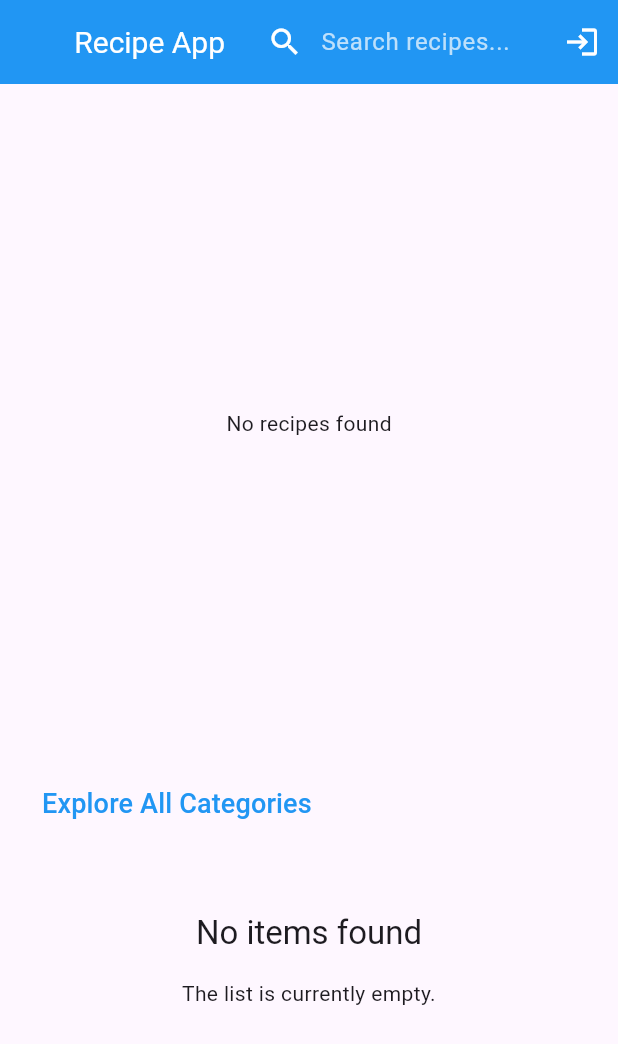
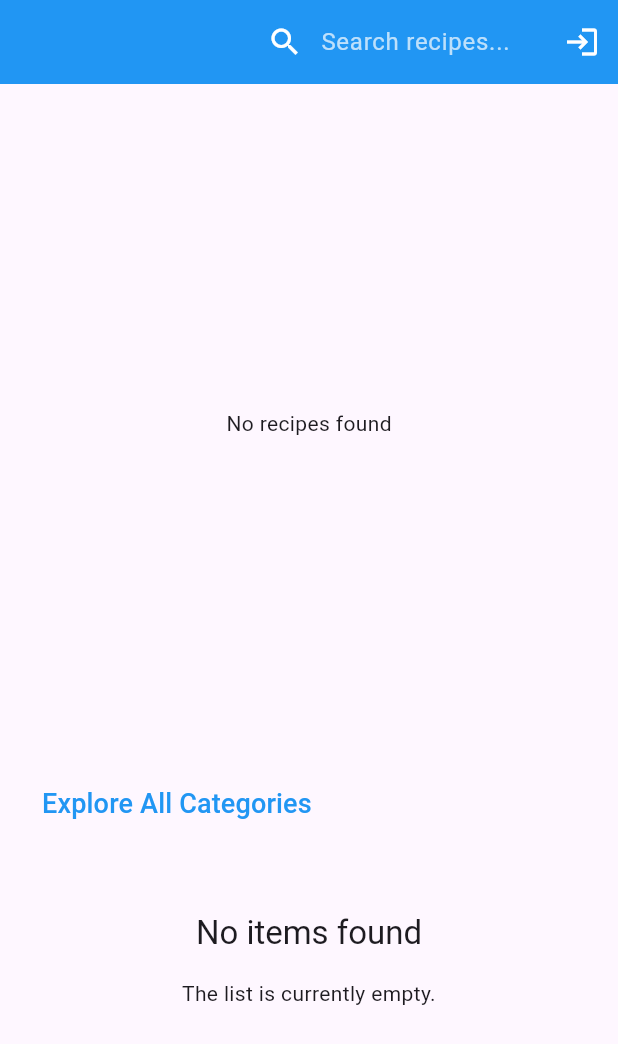
Before and after one commit to JuliePrazakova/Flutter-recipe-app, a Flutter app: the screen it shows after launch, on a phone screen of 412 x 824 dp. Shown: the top 1044 px of the screen. Run offline on Flutter 3.47's test engine with Material 3 defaults, Android fonts, the phone set to English and light mode, and no system bars; our stand-ins replace cloud_firestore, firebase_auth, firebase_core, flutter_riverpod, infinite_scroll_pagination; accounts and stored records are empty; statements that could not run were skipped.

Commit message:
all 3 breakpoints applied

```diff
--- a/lib/pages/app_bar.dart
+++ b/lib/pages/app_bar.dart
@@ -2,6 +2,7 @@ import 'package:firebase_auth/firebase_auth.dart';
 import 'package:flutter/material.dart';
 import 'package:flutter_riverpod/flutter_riverpod.dart';
 import 'list_page.dart';
+import 'breakpoints.dart';
 
 final searchTermProvider = StateProvider<String>((ref) => '');
 
@@ -10,11 +11,16 @@ class MyAppBar extends ConsumerWidget implements PreferredSizeWidget {
 
   @override
   Widget build(BuildContext context, WidgetRef ref) {
+    final size = MediaQuery.of(context).size;
     final TextEditingController searchController = TextEditingController();
     final FirebaseAuth auth = FirebaseAuth.instance;
 
-    return AppBar(
-      title: GestureDetector(
+    return SizedBox(
+      height: kToolbarHeight, // Limiting the height of AppBar
+      child: AppBar(
+        title: size.width < Breakpoints.sm
+            ? null // Do not show the text if width is less than breakpoints.sm
+            : GestureDetector(
                 onTap: () {
                   if (ModalRoute.of(context)!.settings.name != '/') {
                     Navigator.popUntil(context, ModalRoute.withName('/'));
@@ -39,7 +45,7 @@ class MyAppBar extends ConsumerWidget implements PreferredSizeWidget {
             : IconButton(
                 icon: const Icon(Icons.arrow_back),
                 onPressed: () {
-                if(ModalRoute.of(context)!.settings.name != '/') {
+                  if (ModalRoute.of(context)!.settings.name != '/') {
                     Navigator.pushNamed(context, '/');
                   }
                   Navigator.popUntil(context, ModalRoute.withName('/'));
@@ -52,14 +58,14 @@ class MyAppBar extends ConsumerWidget implements PreferredSizeWidget {
               ref
                   .watch(searchTermProvider.notifier)
                   .update((state) => searchController.text);
-            Navigator.push(context, MaterialPageRoute(builder: (_) => ListPage()));
+              Navigator.push(
+                  context, MaterialPageRoute(builder: (_) => ListPage()));
 
               Future.delayed(Duration.zero, () {
                 searchController.clear();
               });
             },
           ),
-
           SizedBox(
             width: 150,
             child: TextField(
@@ -72,7 +78,6 @@ class MyAppBar extends ConsumerWidget implements PreferredSizeWidget {
               ),
             ),
           ),
-
           if (auth.currentUser != null)
             IconButton(
               icon: const Icon(Icons.account_circle),
@@ -80,7 +85,6 @@ class MyAppBar extends ConsumerWidget implements PreferredSizeWidget {
                 Navigator.pushNamed(context, '/user');
               },
             ),
-
           IconButton(
             icon: const Icon(Icons.login),
             onPressed: () {
@@ -88,6 +92,7 @@ class MyAppBar extends ConsumerWidget implements PreferredSizeWidget {
             },
           ),
         ],
+      ),
     );
   }
 
--- a/lib/pages/main_page.dart
+++ b/lib/pages/main_page.dart
@@ -90,10 +90,20 @@ class MainPage extends ConsumerWidget {
             const SizedBox(height: 16),
 
             // Explore Categories section
-            SizedBox(
-              height: 200, // Adjust height as needed
-              child: PagedListView<int, Category>(
+            Expanded(
+              child: LayoutBuilder(
+                builder: (context, constraints) {
+                  final itemWidth = 180.0;
+                  final itemCount = constraints.maxWidth ~/ itemWidth;
+                  final crossAxisCount = itemCount == 0 ? 1 : itemCount;
+                  return PagedGridView<int, Category>(
                     pagingController: pagingController,
+                    gridDelegate: SliverGridDelegateWithFixedCrossAxisCount(
+                      crossAxisCount: crossAxisCount,
+                      crossAxisSpacing: 8,
+                      mainAxisSpacing: 8,
+                      childAspectRatio: itemWidth / (itemWidth * 1.2),
+                    ),
                     builderDelegate: PagedChildBuilderDelegate<Category>(
                       itemBuilder: (context, category, index) {
                         return InkWell(
@@ -101,29 +111,34 @@ class MainPage extends ConsumerWidget {
                             Navigator.push(
                               context,
                               MaterialPageRoute(
-                                builder: (_) => ListPage(category: category)));
+                                builder: (_) => ListPage(category: category),
+                              ),
+                            );
                           },
                           child: Padding(
-                        padding: const EdgeInsets.all(20.0),
+                            padding: const EdgeInsets.all(8.0),
                             child: Column(
                               children: [
                                 const Placeholder(
-                              fallbackWidth: 180, // Šířka placeholderu
+                                  fallbackWidth: 180,
                                   fallbackHeight: 120,
                                 ),
                                 const SizedBox(height: 8),
-                            Text(category.name,
+                                Text(
+                                  category.name,
                                   textAlign: TextAlign.center,
                                   style: const TextStyle(
                                     fontSize: 18,
-                                )),
+                                  ),
+                                ),
                               ],
                             ),
                           ),
                         );
                       },
                     ),
-                scrollDirection: Axis.horizontal,
+                  );
+                },
               ),
             ),
           ],
```
Also changed, not shown: lib/pages/user_page.dart (+0 -15 lines). Lines whose indentation alone changed are shown as unchanged.
